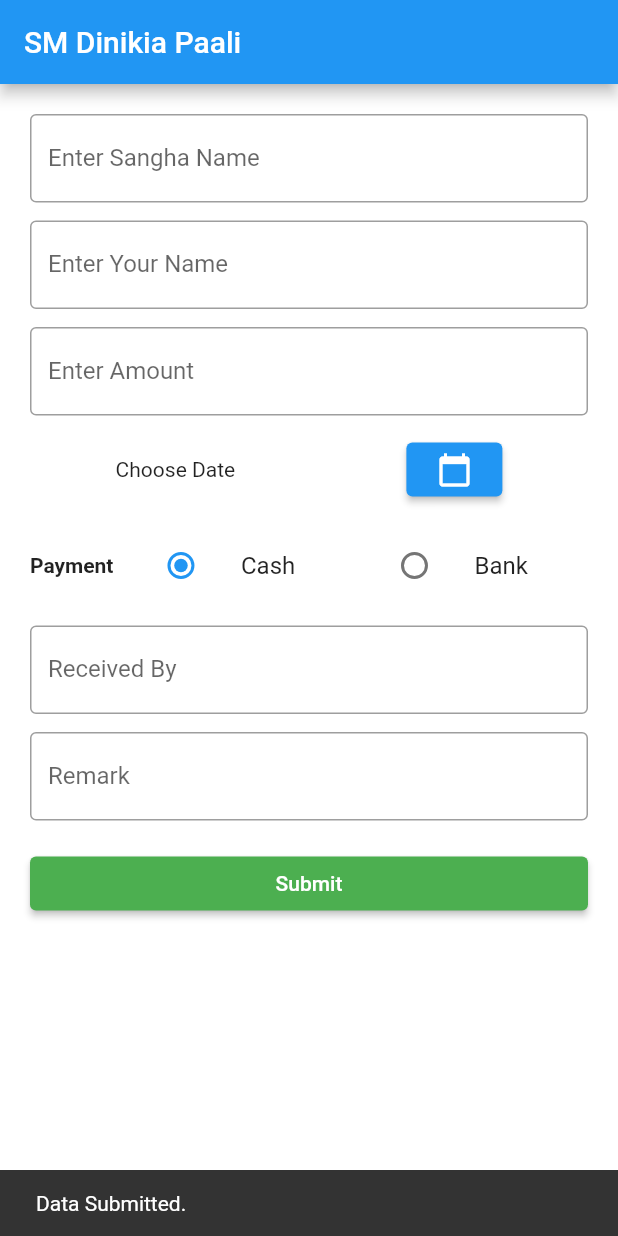
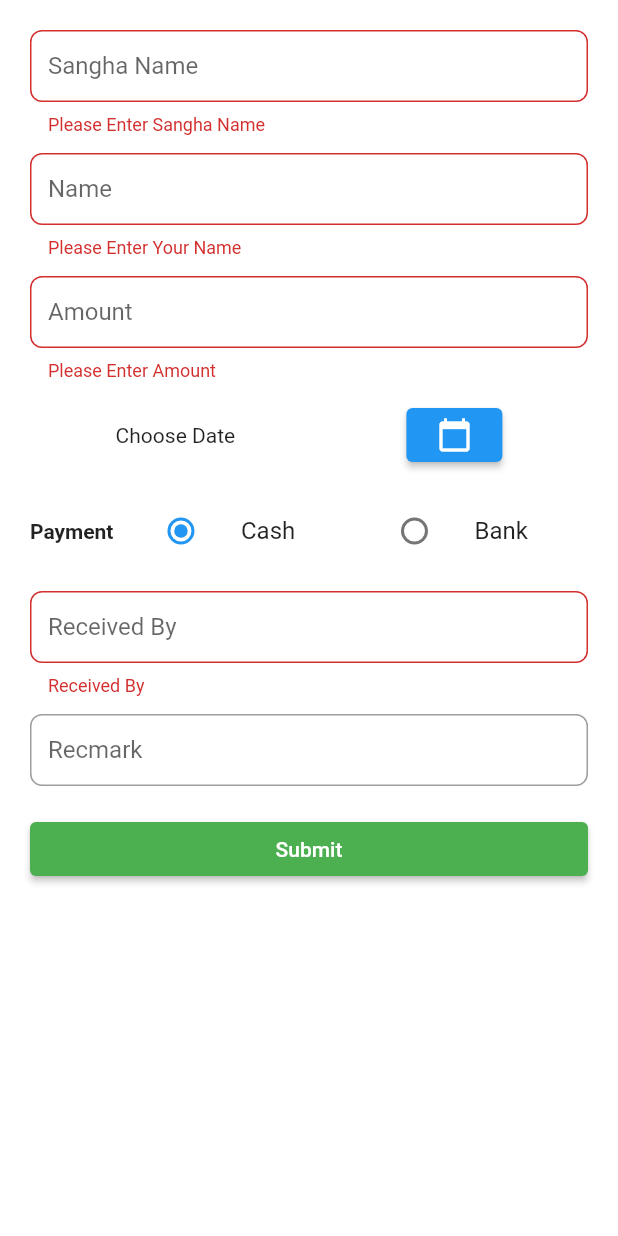
Before and after one commit to tnsmobilesolutions/nssaccounting, a Flutter app: the SMDinikiaPaali screen opened directly, after a tap on "Submit", on a phone screen of 412 x 824 dp. Run offline on Flutter 3.47's test engine with Material 2 defaults, Android fonts, the phone set to English and light mode, and no system bars; our stand-ins replace cloud_firestore, firebase_auth, firebase_core, flutter_login; accounts and stored records are empty.

Commit message:
saturday_dinilia

```diff
--- a/lib/receipt/sm_dinikia_paali.dart
+++ b/lib/receipt/sm_dinikia_paali.dart
@@ -1,5 +1,3 @@
-import 'dart:html';
-
 import 'package:flutter/material.dart';
 import 'package:nssaccounting/common_widgets/common_style.dart';
 import 'package:nssaccounting/common_widgets/natextformfield.dart';
@@ -9,7 +7,6 @@ enum PaymentType { online, cheque, dd }
 
 class SMDinikiaPaali extends StatefulWidget {
   const SMDinikiaPaali({Key? key}) : super(key: key);
-
   @override
   State<SMDinikiaPaali> createState() => _SMDinikiaPaaliState();
 }
@@ -29,19 +26,16 @@ class _SMDinikiaPaaliState extends State<SMDinikiaPaali> {
   final _receivedController = TextEditingController();
   final _remarkController = TextEditingController();
 
-  bool _validate = false;
-
   @override
   Widget build(BuildContext context) {
-    return Scaffold(
-      appBar: AppBar(
-        title: Text('SM Dinikia Paali'),
-      ),
+    return SafeArea(
+      child: Scaffold(
         body: Padding(
           padding: const EdgeInsets.symmetric(horizontal: 20, vertical: 20),
           child: SingleChildScrollView(
             child: Form(
               key: _formKey,
+              autovalidateMode: AutovalidateMode.onUserInteraction,
               child: Column(
                 mainAxisAlignment: MainAxisAlignment.start,
                 crossAxisAlignment: CrossAxisAlignment.stretch,
@@ -49,35 +43,53 @@ class _SMDinikiaPaaliState extends State<SMDinikiaPaali> {
                   TextFormField(
                     keyboardType: TextInputType.name,
                     controller: _sanghaNameController,
-                  decoration: InputDecoration(
-                      border: OutlineInputBorder(),
-                      labelText: 'Enter Sangha Name',
-                      errorText: _validate ? 'Value can\'t be empty ' : null),
+                    validator: (value) {
+                      if (value == null || value.isEmpty) {
+                        return 'Please Enter Sangha Name';
+                      }
+                      return null;
+                    },
+                    style: TextStyle(height: 0.5),
+                    decoration: CommonStyle.textFieldStyle(
+                        labelTextStr: "Sangha Name",
+                        hintTextStr: "Enter Sangha Name"),
                   ),
                   SizedBox(height: 12),
                   TextFormField(
                     keyboardType: TextInputType.name,
                     controller: _nameController,
-                  decoration: InputDecoration(
-                      border: OutlineInputBorder(),
-                      labelText: 'Enter Your Name',
-                      errorText: _validate ? 'Value can\'t be empty ' : null),
+                    validator: (value) {
+                      if (value == null || value.isEmpty) {
+                        return 'Please Enter Your Name';
+                      }
+                      return null;
+                    },
+                    style: TextStyle(height: 0.5),
+                    decoration: CommonStyle.textFieldStyle(
+                        labelTextStr: "Name", hintTextStr: "Enter Name"),
                   ),
                   SizedBox(height: 12),
                   TextFormField(
+                    keyboardType: TextInputType.number,
                     controller: _amountController,
-                  keyboardType: TextInputType.number,
-                  decoration: InputDecoration(
-                      border: OutlineInputBorder(),
-                      labelText: 'Enter Amount',
-                      errorText: _validate ? 'Value can\'t be empty ' : null),
+                    validator: (value) {
+                      if (value == null || value.isEmpty) {
+                        return 'Please Enter Amount';
+                      }
+                      return null;
+                    },
+                    style: TextStyle(height: 0.5),
+                    decoration: CommonStyle.textFieldStyle(
+                        labelTextStr: "Amount", hintTextStr: "Enter Amount"),
                   ),
                   SizedBox(height: 12),
                   Row(
                     mainAxisAlignment: MainAxisAlignment.spaceAround,
                     children: [
                       Text(
-                      _dateTime == null ? 'Choose Date' : _dateTime.toString(),
+                        _dateTime == null
+                            ? 'Choose Date'
+                            : _dateTime.toString(),
                       ),
                       ElevatedButton(
                           onPressed: () {
@@ -138,7 +150,10 @@ class _SMDinikiaPaaliState extends State<SMDinikiaPaali> {
                       children: [
                         Column(
                           children: [
-                          Text("Mode"),
+                            Text(
+                              "Mode",
+                              style: TextStyle(fontWeight: FontWeight.bold),
+                            ),
                             ListTile(
                               title: Text('Online'),
                               leading: Radio<PaymentType>(
@@ -180,12 +195,16 @@ class _SMDinikiaPaaliState extends State<SMDinikiaPaali> {
                             Flexible(
                               child: TextFormField(
                                 controller: _transactionController,
-                              decoration: InputDecoration(
-                                  border: OutlineInputBorder(),
-                                  labelText: 'Enter Transaction Number',
-                                  errorText: _validate
-                                      ? 'Value can\'t be empty '
-                                      : null),
+                                validator: (value) {
+                                  if (value == null || value.isEmpty) {
+                                    return 'Please Enter Transacton Number';
+                                  }
+                                  return null;
+                                },
+                                style: TextStyle(height: 0.5),
+                                decoration: CommonStyle.textFieldStyle(
+                                    labelTextStr: "Transacton Number",
+                                    hintTextStr: "Enter Transacton Number"),
                               ),
                             ),
                           ],
@@ -195,43 +214,50 @@ class _SMDinikiaPaaliState extends State<SMDinikiaPaali> {
                   SizedBox(height: 12),
                   TextFormField(
                     controller: _receivedController,
-                  decoration: InputDecoration(
-                      border: OutlineInputBorder(),
-                      labelText: 'Received By',
-                      errorText: _validate ? 'Value can\'t be empty ' : null),
+                    validator: (value) {
+                      if (value == null || value.isEmpty) {
+                        return 'Received By';
+                      }
+                      return null;
+                    },
+                    style: TextStyle(height: 0.5),
+                    decoration: CommonStyle.textFieldStyle(
+                        labelTextStr: "Received By",
+                        hintTextStr: "Enter Received By"),
                   ),
                   SizedBox(height: 12),
                   TextFormField(
                     controller: _remarkController,
-                  decoration: InputDecoration(
-                      border: OutlineInputBorder(),
-                      labelText: 'Remark',
-                      errorText: _validate ? 'Value can\'t be empty ' : null),
+                    style: TextStyle(height: 0.5),
+                    decoration: CommonStyle.textFieldStyle(
+                        labelTextStr: "Recmark", hintTextStr: "Remark"),
                   ),
                   SizedBox(height: 18),
                   ElevatedButton(
                     style: ElevatedButton.styleFrom(primary: Colors.green),
-                    child: Text('Submit'),
                     onPressed: () {
                       if (_formKey.currentState!.validate()) {
                         ScaffoldMessenger.of(context).showSnackBar(
                           const SnackBar(content: Text('Data Submitted.')),
                         );
                       }
-                      // setState(() {
-                      //   _sanghaNameController.text.isEmpty
-                      //       ? _validate = true
-                      //       : _validate = false;
-                      // });
                       print(_sanghaNameController.text);
                       print(_nameController.text);
                       print(_amountController.text);
                       print(_dateTime);
+                      print(_paymentMode);
+                      if (_paymentMode == Payment.bank) {
+                        print(_paymentType);
                         print(_transactionController.text);
+                      }
+
                       print(_receivedController.text);
                       print(_remarkController.text);
-                    }),
+                    },
+                    child: Text('Submit'),
+                  ),
                 ],
+              ),
             ),
           ),
         ),
```
Lines whose indentation alone changed are shown as unchanged.
